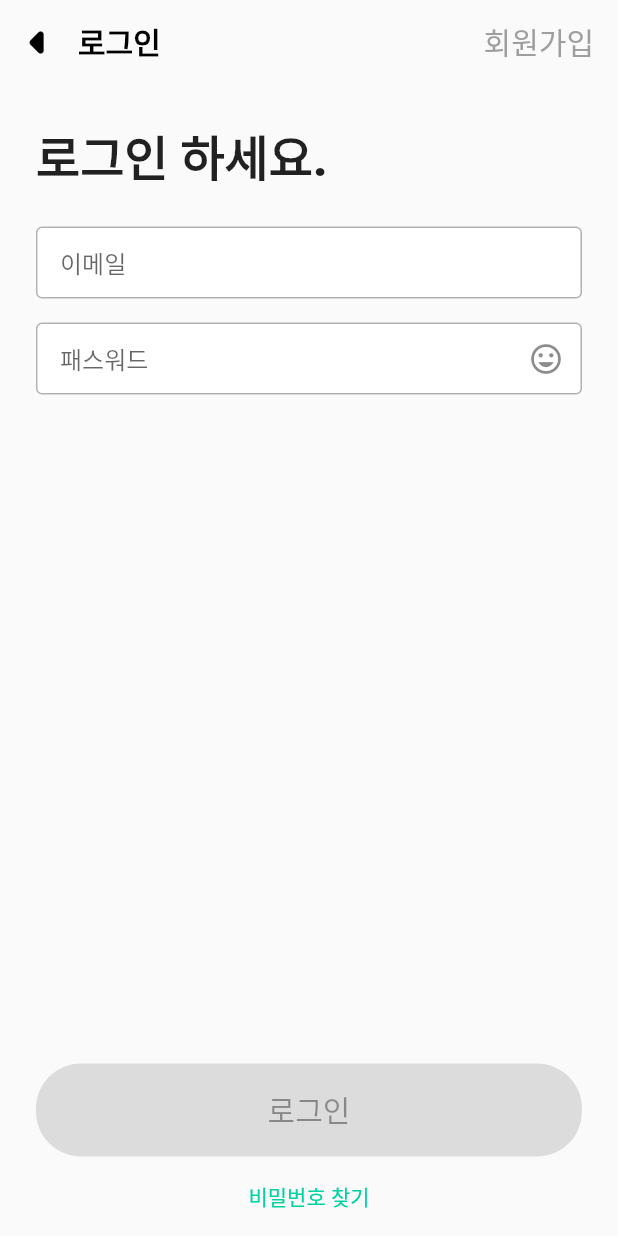
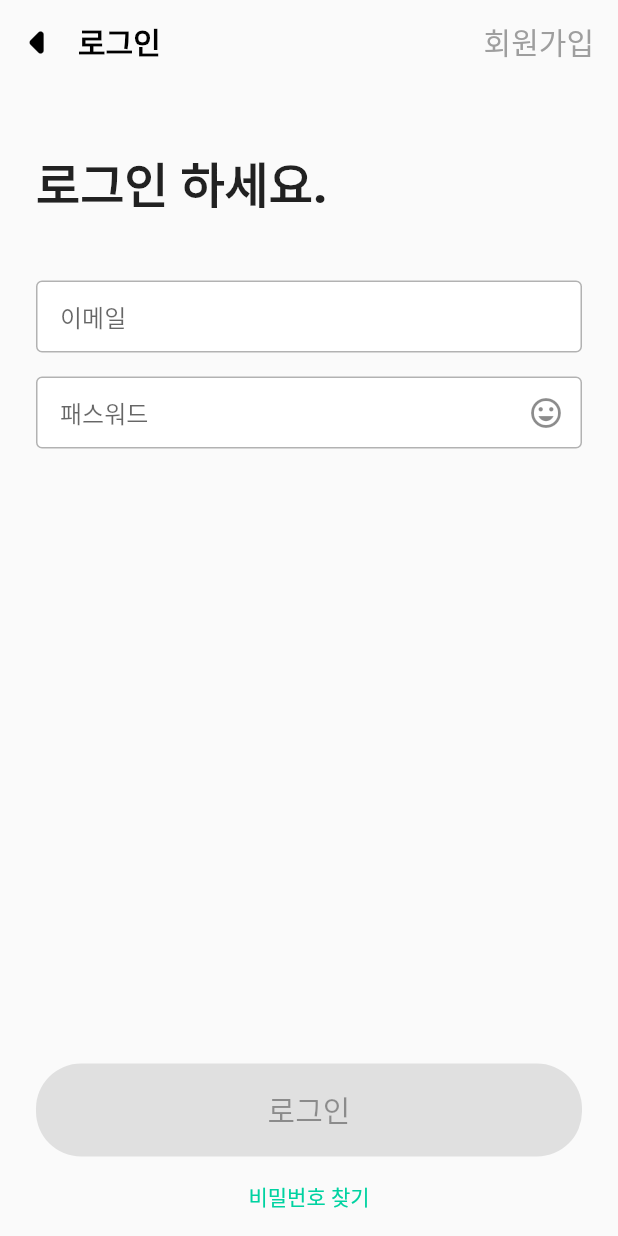
Before and after one commit to JakeSeo/simple_login_screen, a Flutter app: the screen it shows after launch, after a tap on "로그인", on a phone screen of 412 x 824 dp. Run offline on Flutter 3.47's test engine with Material 2 defaults, Android fonts, the phone set to English and light mode, and no system bars; our stand-ins replace go_router; Roboto replaces fonts that are missing (Pretendard).

Commit message:
updated: 여백 수정

```diff
--- a/lib/views/common/custom_button.dart
+++ b/lib/views/common/custom_button.dart
@@ -23,12 +23,12 @@ class CustomButton extends StatelessWidget {
         Expanded(
           child: ElevatedButton(
             style: ElevatedButton.styleFrom(
-              shape: RoundedRectangleBorder(
-                borderRadius: BorderRadius.circular(30.0),
-              ),
-              backgroundColor: Utils.mainGreen,
-              foregroundColor: Colors.white,
-            ),
+                shape: RoundedRectangleBorder(
+                  borderRadius: BorderRadius.circular(30.0),
+                ),
+                backgroundColor: Utils.mainGreen,
+                foregroundColor: Colors.white,
+                disabledBackgroundColor: Colors.grey.shade300),
             onPressed: enabled ? onPressed : null,
             child: Padding(
               padding: const EdgeInsets.symmetric(vertical: 16),
--- a/lib/views/screens/login_screen.dart
+++ b/lib/views/screens/login_screen.dart
@@ -96,12 +96,13 @@ class _LoginScreenState extends State<LoginScreen> {
       body: Padding(
         padding: const EdgeInsets.symmetric(horizontal: 24),
         child: SingleChildScrollView(
+          physics: const ClampingScrollPhysics(),
           child: Column(
             mainAxisAlignment: MainAxisAlignment.spaceBetween,
             children: [
               Column(
                 children: [
-                  const SizedBox(height: 24),
+                  const SizedBox(height: 42),
                   Row(
                     children: const [
                       Text(
@@ -113,7 +114,7 @@ class _LoginScreenState extends State<LoginScreen> {
                       ),
                     ],
                   ),
-                  const SizedBox(height: 24),
+                  const SizedBox(height: 42),
                   Form(
                     key: _formKey,
                     child: Column(
@@ -132,7 +133,7 @@ class _LoginScreenState extends State<LoginScreen> {
                       ],
                     ),
                   ),
-                  const SizedBox(height: 50),
+                  const SizedBox(height: 150),
                 ],
               ),
             ],
```
